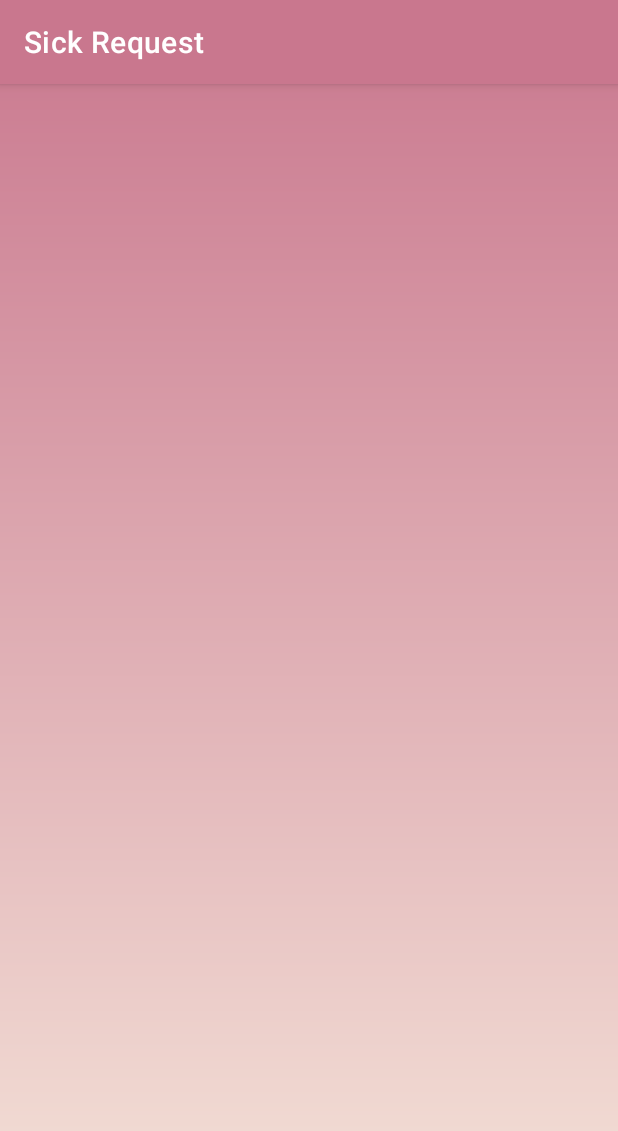
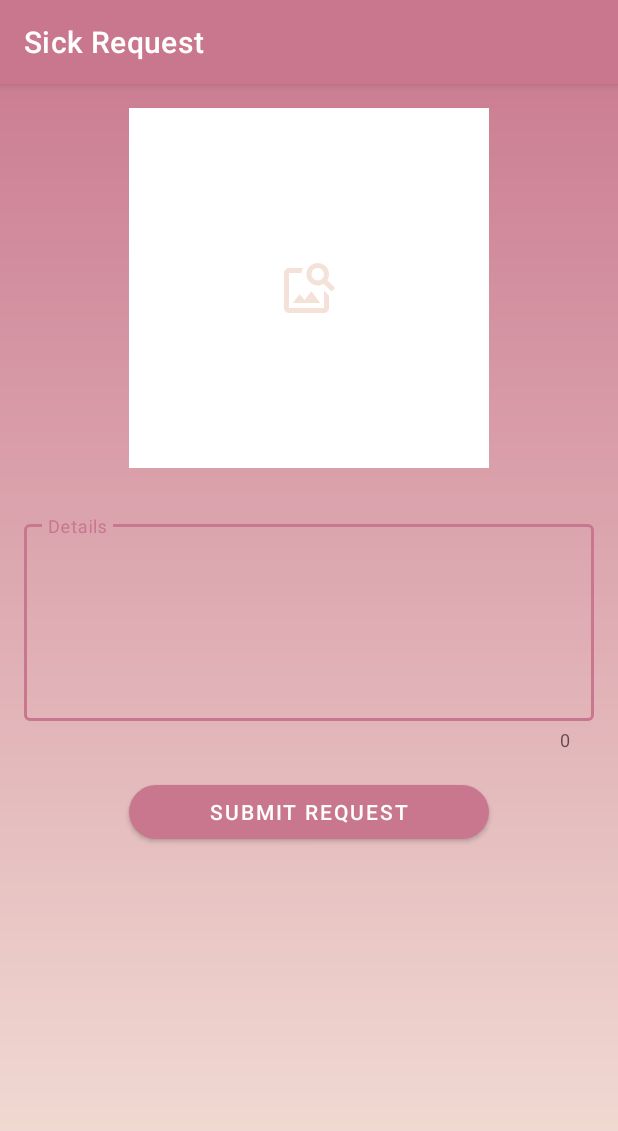
Before and after one commit to AhmedMaad/Employee-Tracker-App, an Android app: the SickRequestActivity screen opened directly, with no data from a screen before it, on a phone screen of 412 x 824 dp. Shown: the top 1131 px of the screen. Run offline under Robolectric (Android 15) with nearby library versions, the phone set to English and light mode, and no system bars; our stand-ins replace Firebase (no records; nobody signed in at launch, a user with empty details on screens opened directly).

Commit message:
Sending sickness request

```diff
--- a/app/src/main/java/com/maad/eta/admin/AddEmployeeActivity.kt
+++ b/app/src/main/java/com/maad/eta/admin/AddEmployeeActivity.kt
@@ -83,7 +83,6 @@ class AddEmployeeActivity : AppCompatActivity(), DatePickerDialog.OnDateSetListe
             imageUri = data?.data
             binding.employeePicIv.setImageURI(imageUri)
         }
-
     }
 
     override fun onDateSet(view: DatePicker?, year: Int, month: Int, dayOfMonth: Int) {
--- a/app/src/main/java/com/maad/eta/employee/Employee.kt
+++ b/app/src/main/java/com/maad/eta/employee/Employee.kt
@@ -4,10 +4,11 @@ class Employee(
     val name: String = "",
     val startDate: String = "",
     val salary: Double = 0.0,
-    val department: String = "",
+    val position: String = "",
     val employmentType: String = "",
     val picture: String = "",
     val adminId: String = "",
     val email: String = "",
-    val id: String = ""
+    val id: String = "",
+    val sicknessDays: Int = 0
 )
--- /dev/null
+++ b/app/src/main/res/drawable/ic_image.xml
@@ -0,0 +1,9 @@
+<vector xmlns:android="http://schemas.android.com/apk/res/android"
+    android:width="24dp"
+    android:height="24dp"
+    android:viewportWidth="24"
+    android:viewportHeight="24">
+  <path
+      android:fillColor="@color/pink_light"
+      android:pathData="M18,13v7L4,20L4,6h5.02c0.05,-0.71 0.22,-1.38 0.48,-2L4,4c-1.1,0 -2,0.9 -2,2v14c0,1.1 0.9,2 2,2h14c1.1,0 2,-0.9 2,-2v-5l-2,-2zM16.5,18h-11l2.75,-3.53 1.96,2.36 2.75,-3.54zM19.3,8.89c0.44,-0.7 0.7,-1.51 0.7,-2.39C20,4.01 17.99,2 15.5,2S11,4.01 11,6.5s2.01,4.5 4.49,4.5c0.88,0 1.7,-0.26 2.39,-0.7L21,13.42 22.42,12 19.3,8.89zM15.5,9C14.12,9 13,7.88 13,6.5S14.12,4 15.5,4 18,5.12 18,6.5 16.88,9 15.5,9z"/>
+</vector>
--- a/app/src/main/res/layout/activity_annual_vacation.xml
+++ b/app/src/main/res/layout/activity_annual_vacation.xml
@@ -120,7 +120,8 @@
             app:layout_constraintStart_toStartOf="@id/history_lv"
             app:layout_constraintTop_toBottomOf="@id/history_iv" />
 
-        <Button
+        <com.google.android.material.button.MaterialButton
+            app:cornerRadius="24dp"
             android:id="@+id/new_request_btn"
             android:layout_width="match_parent"
             android:layout_height="wrap_content"
--- a/app/src/main/res/layout/activity_new_annual_request.xml
+++ b/app/src/main/res/layout/activity_new_annual_request.xml
@@ -25,7 +25,8 @@
         android:textStyle="bold"
         tools:text="@tools:sample/date/ddmmyy" />
 
-    <Button
+    <com.google.android.material.button.MaterialButton
+        app:cornerRadius="24dp"
         android:id="@+id/submit_request_btn"
         android:layout_width="match_parent"
         android:layout_height="wrap_content"
--- a/app/src/main/res/layout/activity_sick_request.xml
+++ b/app/src/main/res/layout/activity_sick_request.xml
@@ -4,6 +4,67 @@
     xmlns:tools="http://schemas.android.com/tools"
     android:layout_width="match_parent"
     android:layout_height="match_parent"
+    android:padding="16dp"
     tools:context=".employee.SickRequestActivity">
 
+    <ImageView
+        android:id="@+id/iv"
+        android:layout_width="240dp"
+        android:layout_height="240dp"
+        android:background="@color/white"
+        android:scaleType="centerCrop"
+        app:layout_constraintEnd_toEndOf="parent"
+        app:layout_constraintStart_toStartOf="parent"
+        app:layout_constraintTop_toTopOf="parent" />
+
+    <ImageView
+        android:id="@+id/search_iv"
+        android:layout_width="40dp"
+        android:layout_height="40dp"
+        android:src="@drawable/ic_image"
+        app:layout_constraintBottom_toBottomOf="@id/iv"
+        app:layout_constraintEnd_toEndOf="@id/iv"
+        app:layout_constraintStart_toStartOf="@id/iv"
+        app:layout_constraintTop_toTopOf="@id/iv" />
+
+    <com.google.android.material.textfield.TextInputLayout
+        android:id="@+id/details_container"
+        style="@style/Widget.MaterialComponents.TextInputLayout.OutlinedBox"
+        android:layout_width="match_parent"
+        android:layout_height="wrap_content"
+        android:layout_marginTop="32dp"
+        android:hint="Details"
+        app:counterEnabled="true"
+        app:layout_constraintTop_toBottomOf="@id/iv">
+
+        <com.google.android.material.textfield.TextInputEditText
+            android:id="@+id/details_et"
+            android:layout_width="match_parent"
+            android:layout_height="match_parent"
+            android:minLines="5" />
+
+    </com.google.android.material.textfield.TextInputLayout>
+
+    <com.google.android.material.button.MaterialButton
+        android:id="@+id/submit_request_btn"
+        android:layout_width="240dp"
+        android:layout_height="wrap_content"
+        android:layout_marginTop="16dp"
+        android:text="submit request"
+        app:cornerRadius="24dp"
+        app:layout_constraintEnd_toEndOf="@id/iv"
+        app:layout_constraintStart_toStartOf="@id/iv"
+        app:layout_constraintTop_toBottomOf="@id/details_container" />
+
+    <ProgressBar
+        android:id="@+id/progress"
+        android:layout_width="wrap_content"
+        android:layout_height="wrap_content"
+        android:visibility="invisible"
+        app:layout_constraintBottom_toBottomOf="@id/submit_request_btn"
+        app:layout_constraintEnd_toEndOf="@id/submit_request_btn"
+        app:layout_constraintStart_toStartOf="@id/submit_request_btn"
+        app:layout_constraintTop_toTopOf="@id/submit_request_btn"
+        tools:visibility="visible" />
+
 </androidx.constraintlayout.widget.ConstraintLayout>
--- a/app/src/main/res/values/styles.xml
+++ b/app/src/main/res/values/styles.xml
@@ -1,13 +1,13 @@
 <?xml version="1.0" encoding="utf-8"?>
 <resources>
 
-    <style name="BtnStyle">
+    <!--<style name="BtnStyle">
         <item name="android:layout_gravity">center</item>
         <item name="android:layout_marginTop">32dp</item>
         <item name="android:textColor">@color/black</item>
         <item name="android:textStyle">bold</item>
         <item name="android:background">@drawable/gradient_bg</item>
-    </style>
+    </style>-->
 
     <style name="EmpHomeTV">
         <item name="android:layout_gravity">center</item>
```
Also changed, not shown: app/src/main/java/com/maad/eta/employee/SickRequest.kt (added, +8 -0 lines), app/src/main/java/com/maad/eta/employee/SickRequestActivity.kt (+76 -1 lines), app/src/main/res/layout/activity_add_employee.xml (+12 -11 lines), app/src/main/res/layout/activity_admin_home.xml (+6 -7 lines), app/src/main/res/layout/activity_login.xml (+6 -6 lines).
